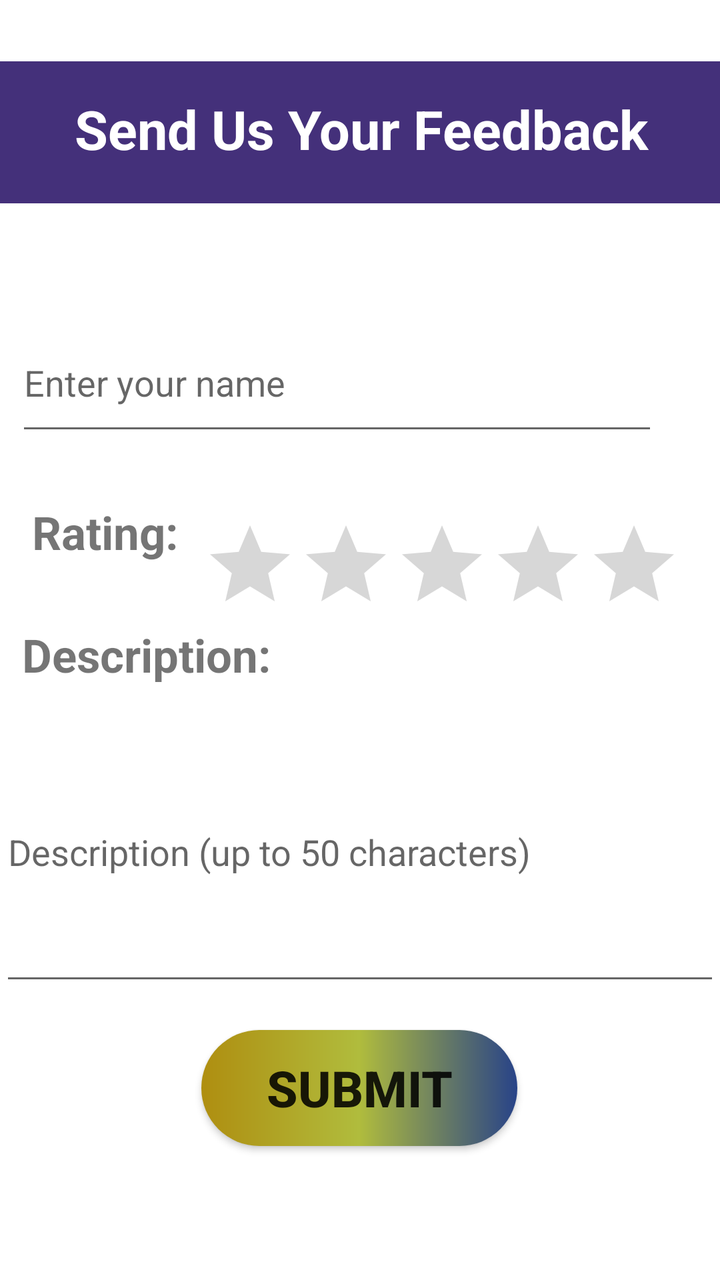
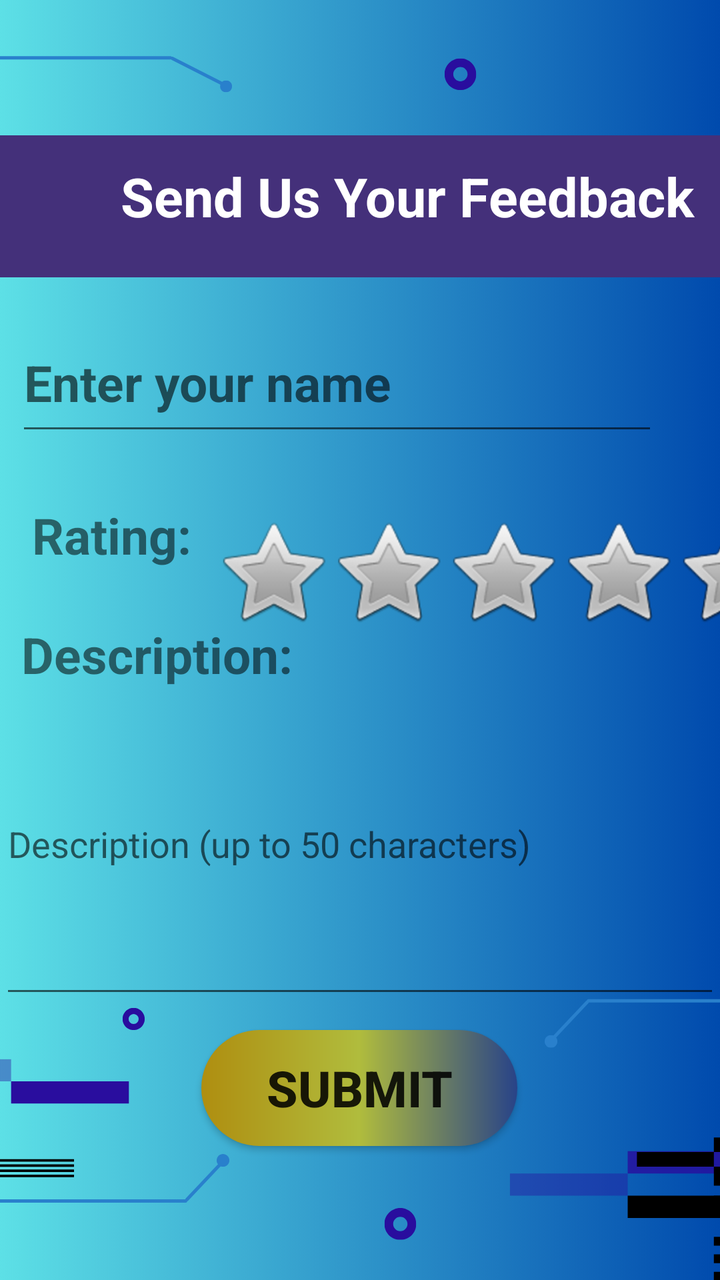

Two renders of the same Android screen: before a commit and after it. Below are the layout's source before the change and the commit's diff.
<!-- AndroidManifest.xml: application theme Theme.Mobile_project -->
<!-- res/layout/activity_feedback.xml -->
<?xml version="1.0" encoding="utf-8"?>
<androidx.constraintlayout.widget.ConstraintLayout xmlns:android="http://schemas.android.com/apk/res/android"
    xmlns:app="http://schemas.android.com/apk/res-auto"
    xmlns:tools="http://schemas.android.com/tools"
    android:layout_width="match_parent"
    android:layout_height="match_parent"
    android:background="@color/white"
    tools:context=".Feedback">


    <EditText
        android:id="@+id/editTextName"
        android:layout_width="321dp"
        android:layout_height="66dp"
        android:layout_marginStart="8dp"
        android:hint="Enter your name"
        app:layout_constraintBottom_toBottomOf="parent"
        app:layout_constraintEnd_toEndOf="parent"
        app:layout_constraintHorizontal_bias="0.0"
        app:layout_constraintStart_toStartOf="parent"
        app:layout_constraintTop_toTopOf="parent"
        app:layout_constraintVertical_bias="0.273" />

    <TextView
        android:id="@+id/textViewRating"
        android:layout_width="wrap_content"
        android:layout_height="wrap_content"
        android:layout_marginStart="16dp"
        android:layout_marginTop="28dp"
        android:text="Rating:"
        android:textSize="23sp"
        android:textStyle="bold"
        app:layout_constraintStart_toStartOf="parent"
        app:layout_constraintTop_toBottomOf="@+id/editTextName" />

    <RatingBar
        android:id="@+id/ratingBar"
        android:layout_width="wrap_content"
        android:layout_height="wrap_content"
        android:layout_marginStart="12dp"
        android:layout_marginTop="8dp"
        app:layout_constraintStart_toEndOf="@+id/textViewRating"
        app:layout_constraintTop_toTopOf="@+id/textViewRating" />

    <TextView
        android:id="@+id/textViewDescription"
        android:layout_width="wrap_content"
        android:layout_height="wrap_content"
        android:text="Description:"
        android:textSize="23sp"
        android:textStyle="bold"
        app:layout_constraintBottom_toBottomOf="parent"
        app:layout_constraintEnd_toEndOf="parent"
        app:layout_constraintHorizontal_bias="0.047"
        app:layout_constraintStart_toStartOf="parent"
        app:layout_constraintTop_toTopOf="parent"
        app:layout_constraintVertical_bias="0.512" />

    <EditText
        android:id="@+id/editTextDescription"
        android:layout_width="match_parent"
        android:layout_height="wrap_content"
        android:hint="Description (up to 50 characters)"
        android:inputType="textMultiLine"
        android:lines="6"
        app:layout_constraintBottom_toBottomOf="parent"
        app:layout_constraintEnd_toEndOf="parent"
        app:layout_constraintHorizontal_bias="1.0"
        app:layout_constraintStart_toStartOf="parent"
        app:layout_constraintTop_toTopOf="parent"
        app:layout_constraintVertical_bias="0.712" />

    <Button
        android:id="@+id/buttonSubmit"
        android:layout_width="158dp"
        android:layout_height="58dp"
        android:background="@drawable/button_shapes"
        android:text="Submit"
        android:textSize="25sp"
        android:textStyle="bold"
        app:layout_constraintBottom_toBottomOf="parent"
        app:layout_constraintEnd_toEndOf="parent"
        app:layout_constraintHorizontal_bias="0.498"
        app:layout_constraintStart_toStartOf="parent"
        app:layout_constraintTop_toTopOf="parent"
        app:layout_constraintVertical_bias="0.885" />

    <TextView
        android:id="@+id/textView5"
        android:layout_width="413dp"
        android:layout_height="71dp"
        android:background="#44307A"
        app:layout_constraintBottom_toBottomOf="parent"
        app:layout_constraintEnd_toEndOf="parent"
        app:layout_constraintHorizontal_bias="0.4"
        app:layout_constraintStart_toStartOf="parent"
        app:layout_constraintTop_toTopOf="parent"
        app:layout_constraintVertical_bias="0.054" />

    <TextView
        android:id="@+id/textView6"
        android:layout_width="407dp"
        android:layout_height="68dp"
        android:gravity="center_horizontal"
        android:text="Send Us Your Feedback"
        android:textColor="@color/white"
        android:textSize="27sp"
        android:textStyle="bold"
        app:layout_constraintBottom_toBottomOf="parent"
        app:layout_constraintEnd_toEndOf="parent"
        app:layout_constraintStart_toStartOf="parent"
        app:layout_constraintTop_toTopOf="parent"
        app:layout_constraintVertical_bias="0.081" />


</androidx.constraintlayout.widget.ConstraintLayout>
<!-- resources referenced by this layout -->
<resources>
  <color name="white">#FFFFFFFF</color>
  <!-- drawable button_shapes (drawable) -->
  <?xml version="1.0" encoding="utf-8"?>
  <shape android:shape="rectangle" xmlns:android="http://schemas.android.com/apk/res/android">
      <gradient
          android:startColor="#AF8E10"
          android:centerColor="#B0BC3D"
          android:endColor="#284388" />
      <corners android:radius="100sp"/>
  </shape>
  <style name="Theme.Mobile_project" parent="android:Theme.Material.Light.NoActionBar" />
</resources>

<!-- the commit's change to res/layout/activity_feedback.xml (unified diff, before → after) -->
@@ -4,7 +4,7 @@
     xmlns:tools="http://schemas.android.com/tools"
     android:layout_width="match_parent"
     android:layout_height="match_parent"
-    android:background="@color/white"
+    android:background="@drawable/feedback_background"
     tools:context=".Feedback">
 
 
@@ -14,6 +14,8 @@
         android:layout_height="66dp"
         android:layout_marginStart="8dp"
         android:hint="Enter your name"
+        android:textSize="25sp"
+        android:textStyle="bold"
         app:layout_constraintBottom_toBottomOf="parent"
         app:layout_constraintEnd_toEndOf="parent"
         app:layout_constraintHorizontal_bias="0.0"
@@ -28,15 +30,16 @@
         android:layout_marginStart="16dp"
         android:layout_marginTop="28dp"
         android:text="Rating:"
-        android:textSize="23sp"
+        android:textSize="25sp"
         android:textStyle="bold"
         app:layout_constraintStart_toStartOf="parent"
         app:layout_constraintTop_toBottomOf="@+id/editTextName" />
 
     <RatingBar
         android:id="@+id/ratingBar"
-        android:layout_width="wrap_content"
-        android:layout_height="wrap_content"
+        style="@style/CustomRatingBar"
+        android:layout_width="280dp"
+        android:layout_height="61dp"
         android:layout_marginStart="12dp"
         android:layout_marginTop="8dp"
         app:layout_constraintStart_toEndOf="@+id/textViewRating"
@@ -47,7 +50,7 @@
         android:layout_width="wrap_content"
         android:layout_height="wrap_content"
         android:text="Description:"
-        android:textSize="23sp"
+        android:textSize="25sp"
         android:textStyle="bold"
         app:layout_constraintBottom_toBottomOf="parent"
         app:layout_constraintEnd_toEndOf="parent"
@@ -62,7 +65,7 @@
         android:layout_height="wrap_content"
         android:hint="Description (up to 50 characters)"
         android:inputType="textMultiLine"
-        android:lines="6"
+        android:lines="7"
         app:layout_constraintBottom_toBottomOf="parent"
         app:layout_constraintEnd_toEndOf="parent"
         app:layout_constraintHorizontal_bias="1.0"
@@ -92,10 +95,9 @@
         android:background="#44307A"
         app:layout_constraintBottom_toBottomOf="parent"
         app:layout_constraintEnd_toEndOf="parent"
-        app:layout_constraintHorizontal_bias="0.4"
         app:layout_constraintStart_toStartOf="parent"
         app:layout_constraintTop_toTopOf="parent"
-        app:layout_constraintVertical_bias="0.054" />
+        app:layout_constraintVertical_bias="0.119" />
 
     <TextView
         android:id="@+id/textView6"
@@ -108,9 +110,10 @@
         android:textStyle="bold"
         app:layout_constraintBottom_toBottomOf="parent"
         app:layout_constraintEnd_toEndOf="parent"
+        app:layout_constraintHorizontal_bias="0.0"
         app:layout_constraintStart_toStartOf="parent"
         app:layout_constraintTop_toTopOf="parent"
-        app:layout_constraintVertical_bias="0.081" />
+        app:layout_constraintVertical_bias="0.14" />
 
 
 </androidx.constraintlayout.widget.ConstraintLayout>
<!-- resource entries referenced after the edit -->
@@ -10,6 +10,11 @@
           android:endColor="#284388" />
       <corners android:radius="100sp"/>
   </shape>
+  <!-- drawable feedback_background: png bitmap (drawable, 723531 bytes) -->
+  <style name="CustomRatingBar" parent="@android:style/Widget.RatingBar">
+          <item name="android:progressTint">@color/your_color</item>
+      </style>
   <style name="Theme.Mobile_project" parent="android:Theme.Material.Light.NoActionBar" />
+  <color name="your_color">#A3A303</color>
 </resources>
 
